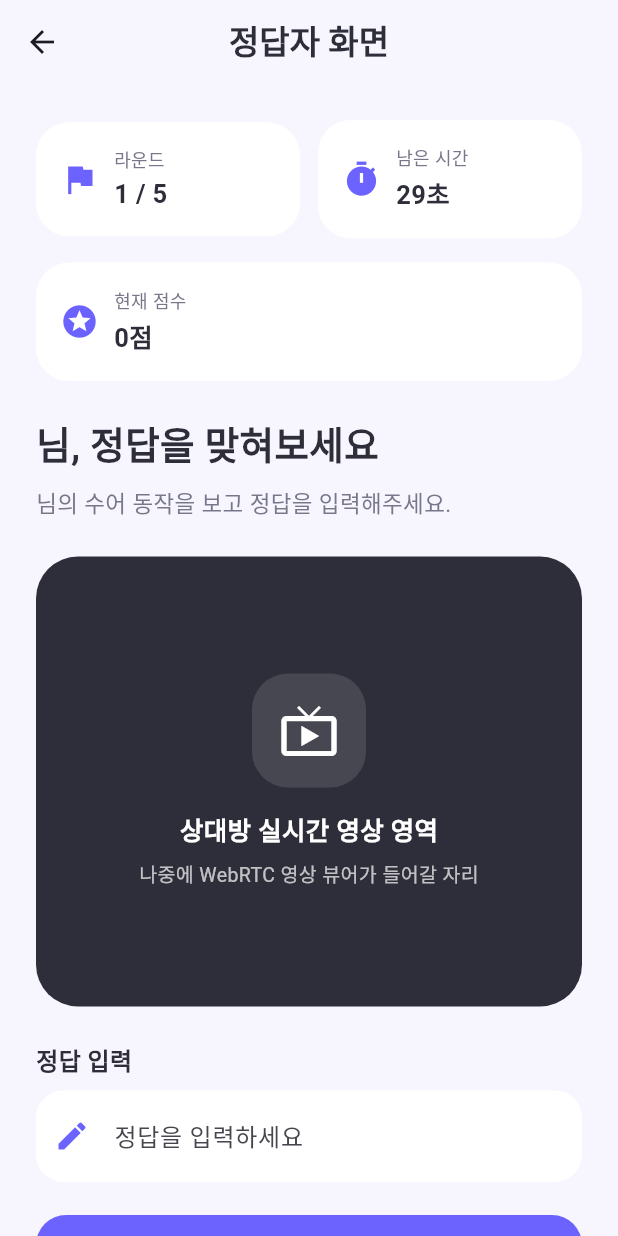
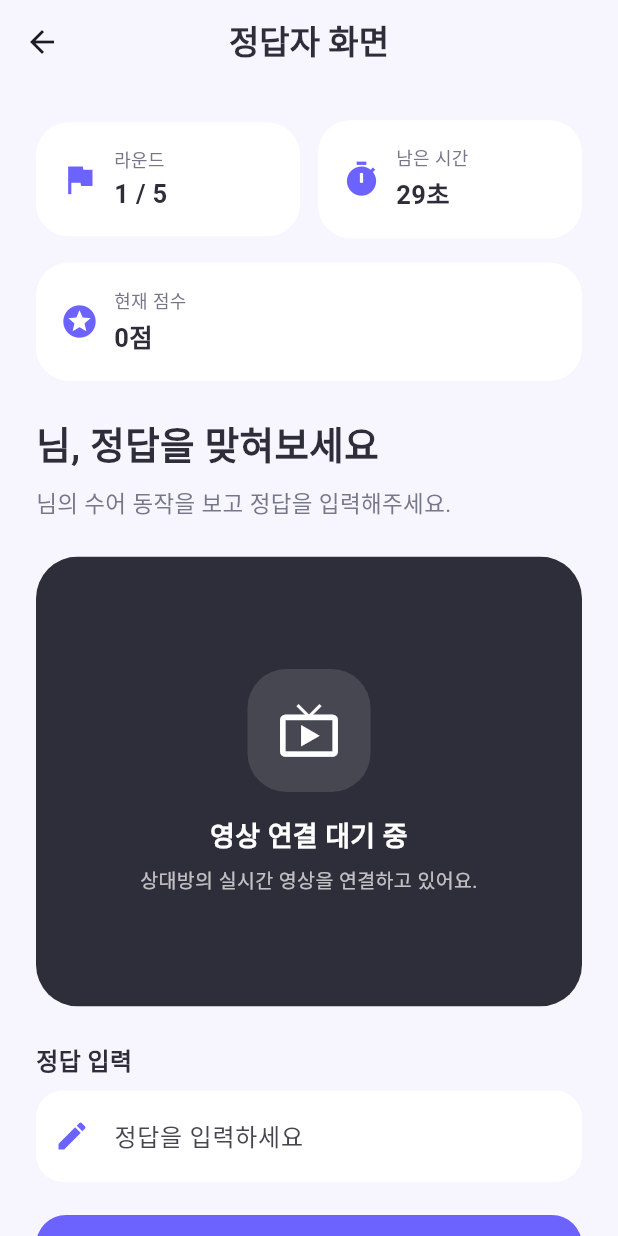
Before and after one commit to seungjae23/2026-Graduation-Project, a Flutter app: the GuesserGameScreen screen opened directly with empty values, on a phone screen of 412 x 824 dp. Run offline on Flutter 3.47's test engine with Material 3 defaults, Android fonts, the light colour scheme and no system bars; our stand-ins replace camera, cloud_firestore, firebase_core; missing offline and left inert: flutter_webrtc; accounts and stored records are empty.

Commit message:
WebRTC 실시간 영상 연결

```diff
--- a/sign_play/lib/main.dart
+++ b/sign_play/lib/main.dart
@@ -7,7 +7,9 @@ import 'package:cloud_firestore/cloud_firestore.dart';
 import 'package:firebase_core/firebase_core.dart';
 import 'package:flutter/material.dart';
 import 'package:flutter/services.dart';
+import 'package:flutter_webrtc/flutter_webrtc.dart';
 import 'firebase_options.dart';
+import 'services/webrtc_service.dart';
 
 part 'screens/home_screen.dart';
 part 'screens/create_room_screen.dart';
--- a/sign_play/lib/screens/guesser_game_screen.dart
+++ b/sign_play/lib/screens/guesser_game_screen.dart
@@ -34,6 +34,10 @@ class GuesserGameScreen extends StatefulWidget {
 
 class _GuesserGameScreenState extends State<GuesserGameScreen> {
   final TextEditingController answerController = TextEditingController();
+  final WebRTCService webRTCService = WebRTCService();
+  final RTCVideoRenderer remoteRenderer = RTCVideoRenderer();
+  bool isWebRTCReady = false;
+
   int currentRound = 1;
   int remainingSeconds = gameRoundSeconds;
   late int score;
@@ -50,6 +54,7 @@ class _GuesserGameScreenState extends State<GuesserGameScreen> {
     score = widget.guesserName == widget.firstPlayerName
         ? widget.firstPlayerScore
         : widget.secondPlayerScore;
+    _startWebRTCIfNeeded();
 
     if (widget.roomCode == null) {
       _startLocalRoundTimer();
@@ -62,8 +67,39 @@ class _GuesserGameScreenState extends State<GuesserGameScreen> {
   void dispose() {
     roundTimer?.cancel();
     answerController.dispose();
+    webRTCService.dispose();
+    remoteRenderer.dispose();
     _abortSyncedGameIfNeeded();
     super.dispose();
+  }
+
+  Future<void> _startWebRTCIfNeeded() async {
+    final roomCode = widget.roomCode;
+
+    if (roomCode == null) {
+      return;
+    }
+
+    try {
+      await remoteRenderer.initialize();
+      await webRTCService.startGuesser(roomCode, remoteRenderer);
+
+      if (!mounted) {
+        return;
+      }
+
+      setState(() {
+        isWebRTCReady = true;
+      });
+    } catch (_) {
+      if (!mounted) {
+        return;
+      }
+
+      setState(() {
+        isWebRTCReady = false;
+      });
+    }
   }
 
   void _abortSyncedGameIfNeeded() {
@@ -605,44 +641,23 @@ class _GuesserGameScreenState extends State<GuesserGameScreen> {
 
                   const SizedBox(height: 24),
 
-                  Container(
-                    width: double.infinity,
-                    height: 300,
-                    decoration: BoxDecoration(
+                  ClipRRect(
+                    borderRadius: BorderRadius.circular(28),
+                    child: Container(
+                      width: double.infinity,
+                      height: 300,
                       color: const Color(0xFF2E2E3A),
-                      borderRadius: BorderRadius.circular(28),
-                    ),
-                    child: Column(
-                      mainAxisAlignment: MainAxisAlignment.center,
-                      children: [
-                        Container(
-                          width: 76,
-                          height: 76,
-                          decoration: BoxDecoration(
-                            color: Colors.white.withOpacity(0.12),
-                            borderRadius: BorderRadius.circular(24),
-                          ),
-                          child: const Icon(
-                            Icons.live_tv,
-                            color: Colors.white,
-                            size: 40,
-                          ),
-                        ),
-                        const SizedBox(height: 16),
-                        const Text(
-                          '상대방 실시간 영상 영역',
-                          style: TextStyle(
-                            fontSize: 17,
-                            fontWeight: FontWeight.bold,
-                            color: Colors.white,
-                          ),
-                        ),
-                        const SizedBox(height: 6),
-                        const Text(
-                          '나중에 WebRTC 영상 뷰어가 들어갈 자리',
-                          style: TextStyle(fontSize: 13, color: Colors.white70),
-                        ),
-                      ],
+                      child: isWebRTCReady
+                          ? RTCVideoView(
+                              remoteRenderer,
+                              objectFit: RTCVideoViewObjectFit
+                                  .RTCVideoViewObjectFitCover,
+                            )
+                          : const _CameraPreviewMessage(
+                              icon: Icons.live_tv,
+                              title: '영상 연결 대기 중',
+                              description: '상대방의 실시간 영상을 연결하고 있어요.',
+                            ),
                     ),
                   ),
 
```
Also changed, not shown: sign_play/lib/screens/signer_game_screen.dart (+67 -3 lines), sign_play/lib/services/webrtc_service.dart (+187 -33 lines).
